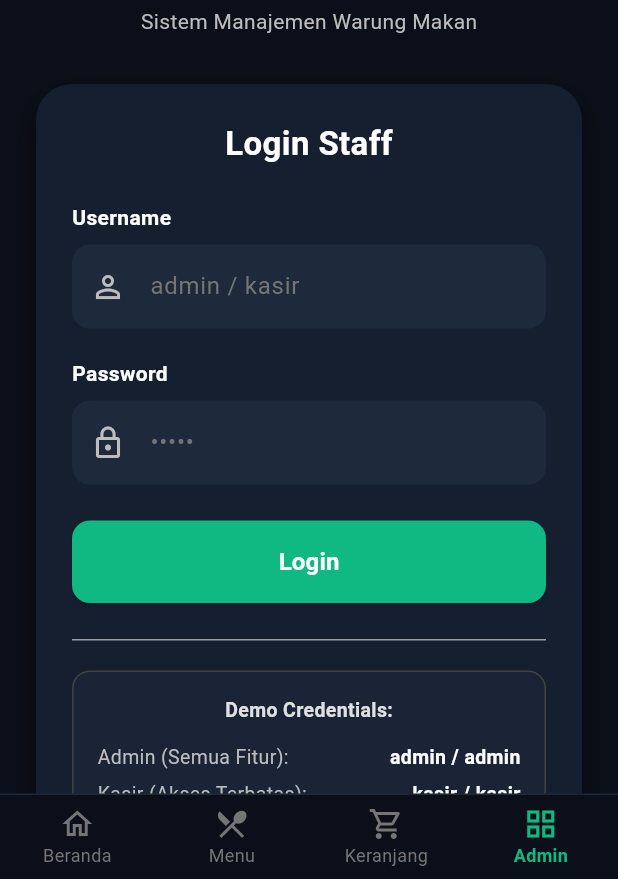
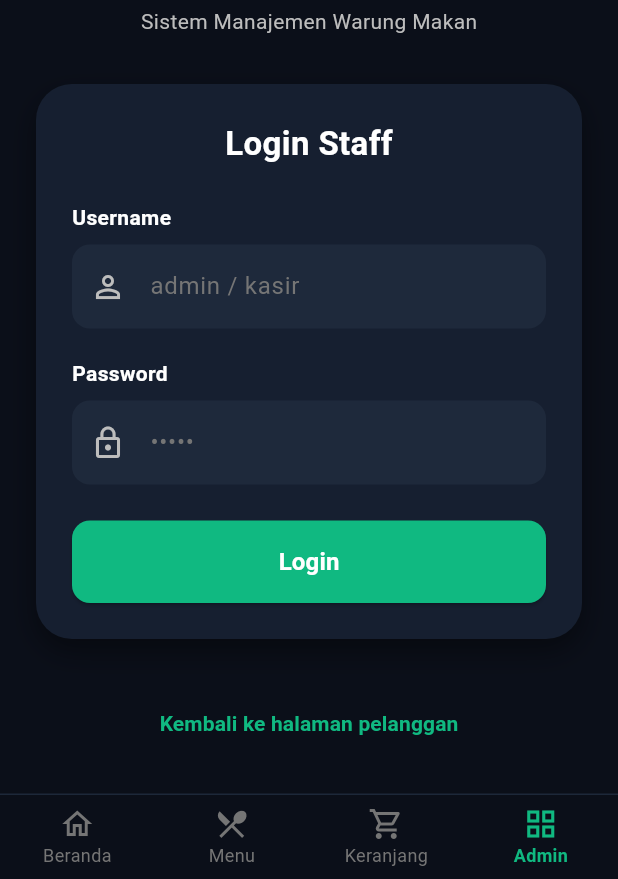
Before and after one commit to aismaaa/fina_berry, a Flutter app: the screen it shows after launch, item 4 of the bottom bar chosen, on a phone screen of 412 x 824 dp, the part 357-1236 px from its top. Run offline on Flutter 3.47's test engine with Material 3 defaults, Android fonts, the phone set to English and light mode, and no system bars; our stand-ins replace image_picker; network calls fail; Roboto replaces fonts that are missing (Montserrat).

Commit message:
closes #2 - UI Login

```diff
--- a/lib/pages/admin_page.dart
+++ b/lib/pages/admin_page.dart
@@ -293,87 +293,7 @@ class _AdminPageState extends State<AdminPage> {
                       ),
                     ),
 
-                    const SizedBox(height: 24),
-                    const Divider(height: 1, thickness: 1, color: Colors.grey),
-                    const SizedBox(height: 20),
 
-                    // Demo Credentials Card
-                    Container(
-                      padding: const EdgeInsets.all(16),
-                      decoration: BoxDecoration(
-                        color: isDark
-                            ? const Color(0xFF1E293B).withOpacity(0.5)
-                            : Colors.grey[50],
-                        borderRadius: BorderRadius.circular(12),
-                        border: Border.all(
-                          color: isDark ? Colors.grey[800]! : Colors.grey[300]!,
-                        ),
-                      ),
-                      child: Column(
-                        crossAxisAlignment: CrossAxisAlignment.start,
-                        children: [
-                          Align(
-                            alignment: Alignment.center,
-                            child: Text(
-                              'Demo Credentials:',
-                              style: TextStyle(
-                                fontSize: 13,
-                                fontWeight: FontWeight.bold,
-                                color: isDark
-                                    ? Colors.grey[300]
-                                    : Colors.grey[700],
-                              ),
-                            ),
-                          ),
-                          const SizedBox(height: 12),
-                          Row(
-                            mainAxisAlignment: MainAxisAlignment.spaceBetween,
-                            children: [
-                              Text(
-                                'Admin (Semua Fitur):',
-                                style: TextStyle(
-                                  color: isDark
-                                      ? Colors.grey[400]
-                                      : Colors.grey[600],
-                                  fontSize: 13,
-                                ),
-                              ),
-                              Text(
-                                'admin / admin',
-                                style: TextStyle(
-                                  fontWeight: FontWeight.bold,
-                                  color: isDark ? Colors.white : Colors.black,
-                                  fontSize: 13,
-                                ),
-                              ),
-                            ],
-                          ),
-                          const SizedBox(height: 6),
-                          Row(
-                            mainAxisAlignment: MainAxisAlignment.spaceBetween,
-                            children: [
-                              Text(
-                                'Kasir (Akses Terbatas):',
-                                style: TextStyle(
-                                  color: isDark
-                                      ? Colors.grey[400]
-                                      : Colors.grey[600],
-                                  fontSize: 13,
-                                ),
-                              ),
-                              Text(
-                                'kasir / kasir',
-                                style: TextStyle(
-                                  fontWeight: FontWeight.bold,
-                                  color: isDark ? Colors.white : Colors.black,
-                                  fontSize: 13,
-                                ),
-                              ),
-                            ],
-                          ),
-                        ],
-                      ),
-                    ),
                   ],
                 ),
               ),
```
